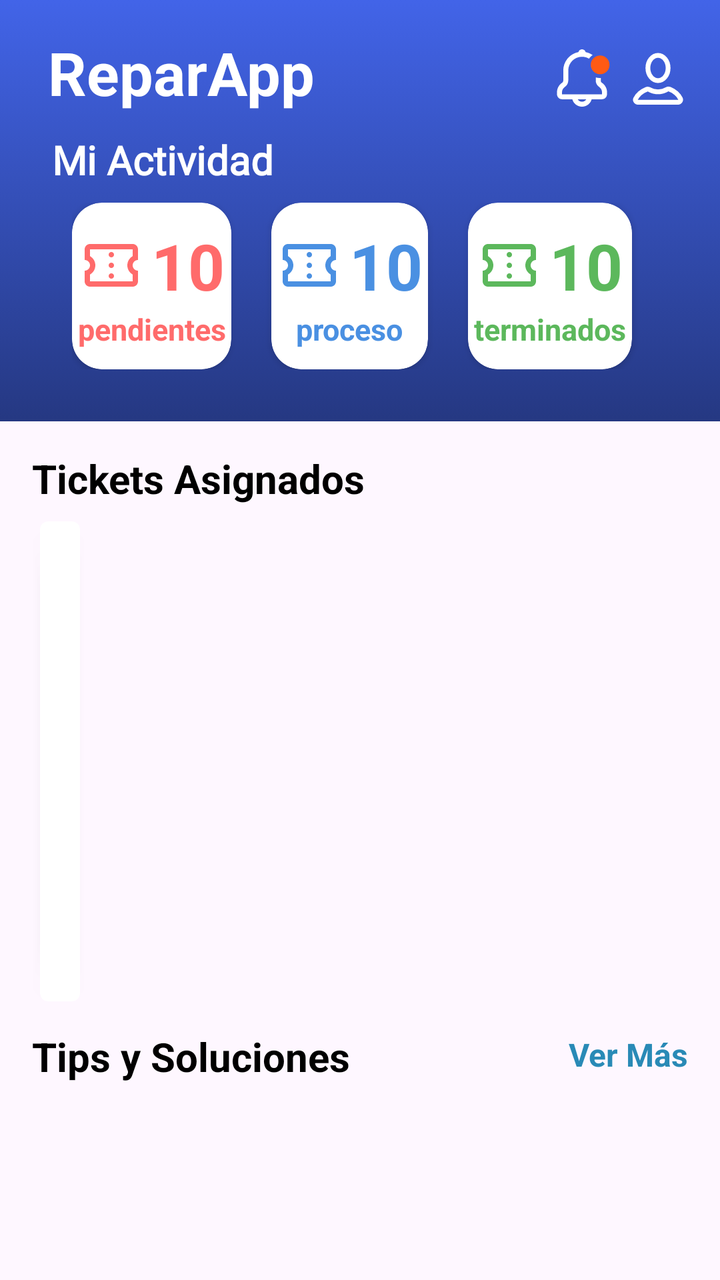
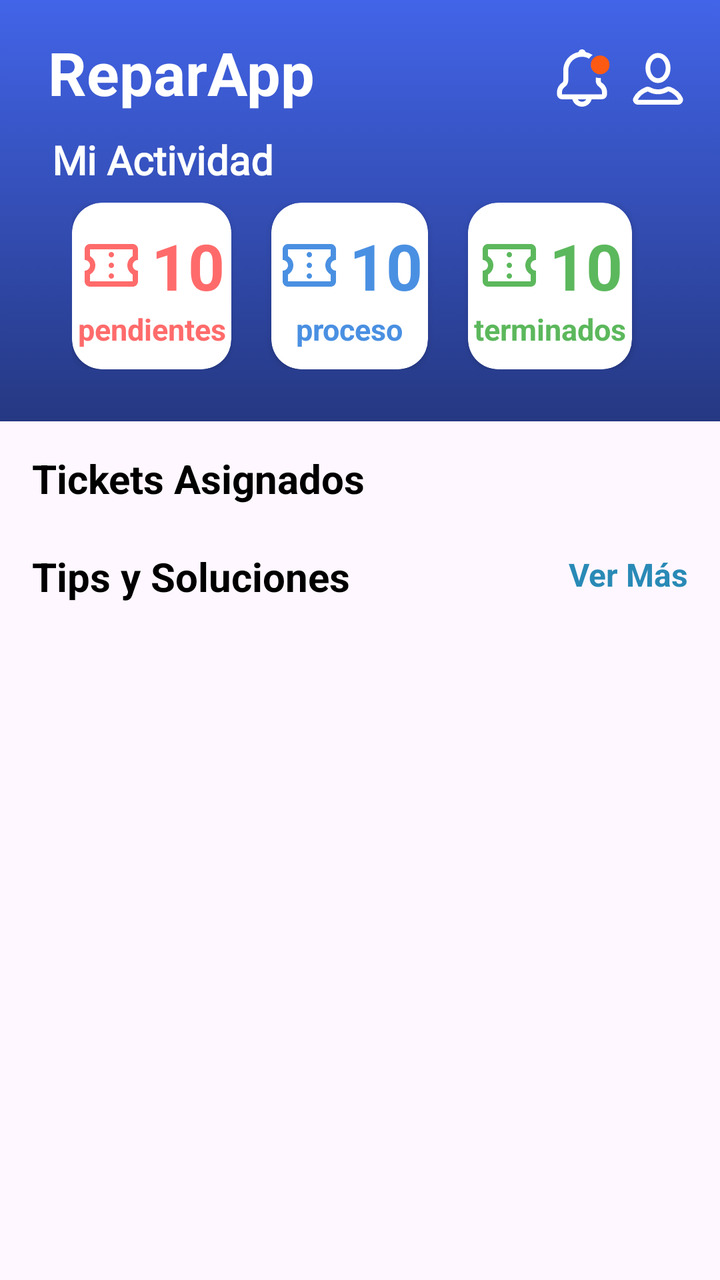

Before-and-after screenshots of an Android layout around one commit, followed by the original layout XML and the change that was made.
<!-- AndroidManifest.xml: application theme Theme.ReparApp -->
<!-- res/layout/fragment_home_technical.xml -->
<?xml version="1.0" encoding="utf-8"?>
<ScrollView xmlns:android="http://schemas.android.com/apk/res/android"
    xmlns:app="http://schemas.android.com/apk/res-auto"
    xmlns:tools="http://schemas.android.com/tools"
    android:layout_width="match_parent"
    android:layout_height="match_parent">

    <LinearLayout
        android:layout_width="match_parent"
        android:layout_height="wrap_content"
        android:orientation="vertical">

        <LinearLayout
            android:layout_width="match_parent"
            android:layout_height="wrap_content"
            android:background="@drawable/bg_fondo"
            android:orientation="vertical"
            android:padding="16dp"
            >
            <androidx.constraintlayout.widget.ConstraintLayout
                android:id="@+id/headerLayout"
                android:layout_width="match_parent"
                android:layout_height="wrap_content"
                android:gravity="center_vertical"
                android:orientation="horizontal"
                >

                <TextView
                    android:id="@+id/tv_titulo_home"
                    android:layout_width="wrap_content"
                    android:layout_height="wrap_content"
                    android:layout_marginStart="8dp"
                    android:text="@string/home"
                    android:textColor="@android:color/white"
                    android:textSize="30sp"
                    android:textStyle="bold"
                    app:layout_constraintStart_toStartOf="parent"
                    app:layout_constraintTop_toTopOf="parent" />

                <ImageView
                    android:id="@+id/img_usuario_notificacion"
                    android:layout_width="30dp"
                    android:layout_height="30dp"
                    android:layout_marginTop="8dp"
                    android:layout_marginEnd="8dp"
                    android:src="@drawable/icon_noti_act"
                    app:layout_constraintEnd_toStartOf="@id/img_usuario_perfil"
                    app:layout_constraintTop_toTopOf="parent" />

                <ImageView
                    android:id="@+id/img_usuario_perfil"
                    android:layout_width="30dp"
                    android:layout_height="30dp"
                    android:layout_marginTop="8dp"
                    android:src="@drawable/icon_profile_pru"
                    app:layout_constraintEnd_toEndOf="parent"
                    app:layout_constraintTop_toTopOf="parent" />

            </androidx.constraintlayout.widget.ConstraintLayout>

            <TextView
                android:layout_width="wrap_content"
                android:layout_height="wrap_content"
                android:fontFamily="@font/roboto_bold"
                android:layout_marginStart="10dp"
                android:text="Mi Actividad"
                android:textColor="@color/white"
                android:layout_marginTop="10dp"
                android:textSize="20sp"
                android:textStyle="bold" />

            <LinearLayout
                android:layout_width="match_parent"
                android:layout_height="wrap_content"
                android:layout_marginTop="8dp"
                android:layout_marginBottom="10dp"
                android:orientation="horizontal"
                android:paddingHorizontal="20dp">

                <androidx.cardview.widget.CardView
                    android:id="@+id/card_tickets_pendientes"
                    android:layout_width="wrap_content"
                    android:layout_height="wrap_content"
                    android:layout_marginEnd="20dp"
                    android:layout_weight="1"
                    app:cardBackgroundColor="@color/white"
                    app:cardCornerRadius="15dp"
                    app:cardElevation="2dp"
                    app:strokeColor="@color/black"
                    app:strokeWidth="2dp">

                    <androidx.constraintlayout.widget.ConstraintLayout
                        android:layout_width="match_parent"
                        android:layout_height="match_parent"
                        android:gravity="center"
                        android:orientation="horizontal"
                        android:paddingVertical="10dp">

                        <LinearLayout
                            android:id="@+id/cantidad_pendiente"
                            android:layout_width="wrap_content"
                            android:layout_height="wrap_content"
                            android:gravity="center_horizontal"
                            android:orientation="horizontal"
                            app:layout_constraintEnd_toEndOf="parent"
                            app:layout_constraintStart_toStartOf="parent"
                            app:layout_constraintTop_toTopOf="parent">

                            <ImageView
                                android:id="@+id/img_ticket_pendientes"
                                android:layout_width="32dp"
                                android:layout_height="32dp"
                                android:layout_gravity="center"
                                android:contentDescription="Ticket Icon"
                                android:src="@drawable/ic_ticket_while"
                                app:tint="#FF6B6B" />

                            <TextView
                                android:id="@+id/tv_tickets_pendientes"
                                android:layout_width="wrap_content"
                                android:layout_height="wrap_content"
                                android:layout_marginStart="4dp"
                                android:text="10"
                                android:textColor="#FF6B6B"
                                android:textSize="32sp"
                                android:textStyle="bold"
                                app:layout_constraintStart_toEndOf="@id/img_ticket_pendientes"
                                app:layout_constraintTop_toTopOf="parent" />

                        </LinearLayout>

                        <TextView
                            android:layout_width="wrap_content"
                            android:layout_height="wrap_content"
                            android:text="@string/pendientes"
                            android:textColor="#FF6B6B"
                            android:textSize="15sp"
                            android:textStyle="bold"
                            app:layout_constraintEnd_toEndOf="parent"
                            app:layout_constraintStart_toStartOf="parent"
                            app:layout_constraintTop_toBottomOf="@id/cantidad_pendiente" />
                    </androidx.constraintlayout.widget.ConstraintLayout>
                </androidx.cardview.widget.CardView>

                <androidx.cardview.widget.CardView
                    android:id="@+id/card_tickets_asignados"
                    android:layout_width="wrap_content"
                    android:layout_height="wrap_content"
                    android:layout_marginEnd="20dp"
                    android:layout_weight="1"
                    app:cardBackgroundColor="@color/white"
                    app:cardCornerRadius="15dp"
                    app:cardElevation="2dp">

                    <androidx.constraintlayout.widget.ConstraintLayout
                        android:layout_width="match_parent"
                        android:layout_height="match_parent"
                        android:gravity="center"
                        android:orientation="horizontal"
                        android:paddingVertical="10dp">

                        <LinearLayout
                            android:id="@+id/cantidad_asignado"
                            android:layout_width="wrap_content"
                            android:layout_height="wrap_content"
                            android:gravity="center_horizontal"
                            android:orientation="horizontal"
                            app:layout_constraintEnd_toEndOf="parent"
                            app:layout_constraintStart_toStartOf="parent"
                            app:layout_constraintTop_toTopOf="parent">

                            <ImageView
                                android:layout_width="32dp"
                                android:layout_height="32dp"
                                android:layout_gravity="center"
                                android:contentDescription="Ticket Icon"
                                android:src="@drawable/ic_ticket_while"
                                app:tint="#4A90E2" />

                            <TextView
                                android:id="@+id/tv_tickets_asignados"
                                android:layout_width="wrap_content"
                                android:layout_height="wrap_content"
                                android:layout_marginStart="4dp"
                                android:text="10"
                                android:textColor="#4A90E2"
                                android:textSize="32sp"
                                android:textStyle="bold" />

                        </LinearLayout>

                        <TextView
                            android:layout_width="wrap_content"
                            android:layout_height="wrap_content"
                            android:text="proceso"
                            android:textColor="#4A90E2"
                            android:textSize="15sp"
                            android:textStyle="bold"
                            app:layout_constraintEnd_toEndOf="parent"
                            app:layout_constraintStart_toStartOf="parent"
                            app:layout_constraintTop_toBottomOf="@id/cantidad_asignado" />
                    </androidx.constraintlayout.widget.ConstraintLayout>
                </androidx.cardview.widget.CardView>

                <androidx.cardview.widget.CardView
                    android:id="@+id/card_tickets_terminados"
                    android:layout_width="wrap_content"
                    android:layout_height="wrap_content"
                    android:layout_marginEnd="8dp"
                    android:layout_weight="1"
                    app:cardBackgroundColor="@color/white"
                    app:cardCornerRadius="15dp"
                    app:cardElevation="2dp">

                    <androidx.constraintlayout.widget.ConstraintLayout
                        android:layout_width="match_parent"
                        android:layout_height="match_parent"
                        android:gravity="center"
                        android:orientation="horizontal"
                        android:paddingVertical="10dp">

                        <LinearLayout
                            android:id="@+id/cantidad_pentdiente"
                            android:layout_width="wrap_content"
                            android:layout_height="wrap_content"
                            android:gravity="center_horizontal"
                            android:orientation="horizontal"
                            app:layout_constraintEnd_toEndOf="parent"
                            app:layout_constraintStart_toStartOf="parent"
                            app:layout_constraintTop_toTopOf="parent">

                            <ImageView
                                android:id="@+id/img_ticket_terminados"
                                android:layout_width="32dp"
                                android:layout_height="32dp"
                                android:layout_gravity="center"
                                android:contentDescription="Ticket Icon"
                                android:src="@drawable/ic_ticket_while"
                                app:tint="#5CB85C" />

                            <TextView
                                android:id="@+id/tv_tickets_terminados"
                                android:layout_width="wrap_content"
                                android:layout_height="wrap_content"
                                android:layout_marginStart="4dp"
                                android:text="10"
                                android:textColor="#5CB85C"
                                android:textSize="32sp"
                                android:textStyle="bold"
                                app:layout_constraintStart_toEndOf="@id/img_ticket_pendientes"
                                app:layout_constraintTop_toTopOf="parent" />

                        </LinearLayout>

                        <TextView
                            android:layout_width="wrap_content"
                            android:layout_height="wrap_content"
                            android:text="terminados"
                            android:textColor="#5CB85C"
                            android:textSize="15sp"
                            android:textStyle="bold"
                            app:layout_constraintEnd_toEndOf="parent"
                            app:layout_constraintStart_toStartOf="parent"
                            app:layout_constraintTop_toBottomOf="@id/cantidad_pentdiente" />
                    </androidx.constraintlayout.widget.ConstraintLayout>
                </androidx.cardview.widget.CardView>

            </LinearLayout>
        </LinearLayout>

        <LinearLayout
            android:layout_width="match_parent"
            android:layout_height="wrap_content"
            android:layout_marginHorizontal="16dp"
            android:orientation="vertical">

            <androidx.constraintlayout.widget.ConstraintLayout
                android:layout_width="match_parent"
                android:layout_height="wrap_content"
                android:layout_marginTop="15dp">

                <TextView
                    android:id="@+id/tv_titulo_mis_tickets"
                    android:layout_width="wrap_content"
                    android:layout_height="wrap_content"
                    android:text="Tickets Asignados"
                    android:textColor="@color/black"
                    android:textSize="20sp"
                    android:textStyle="bold"
                    app:layout_constraintBottom_toBottomOf="parent"
                    app:layout_constraintStart_toStartOf="parent"
                    app:layout_constraintTop_toTopOf="parent" />












            </androidx.constraintlayout.widget.ConstraintLayout>

            <androidx.cardview.widget.CardView
                android:layout_width="wrap_content"
                android:layout_height="wrap_content"
                android:layout_marginHorizontal="4dp"
                android:layout_marginTop="8dp"
                app:cardCornerRadius="4dp">

                <TextView
                    android:id="@+id/tv_no_tickets"
                    android:layout_width="match_parent"
                    android:layout_height="wrap_content"
                    android:text="No hay tickets registrados"
                    android:gravity="center"
                    android:textSize="16sp"
                    android:textColor="@color/black"
                    android:visibility="gone"
                    android:layout_marginTop="10dp"
                    />

                <androidx.recyclerview.widget.RecyclerView
                    android:id="@+id/rv_historial_tickets"
                    android:layout_width="match_parent"
                    android:layout_height="240dp"
                    android:paddingHorizontal="10dp"
                    tools:layoutManager="LinearLayoutManager"
                    tools:listitem="@layout/item_ticket_prueba"
                    tools:orientation="vertical" />
            </androidx.cardview.widget.CardView>

            <androidx.constraintlayout.widget.ConstraintLayout
                android:layout_width="match_parent"
                android:layout_height="wrap_content"
                android:layout_marginTop="14dp">

                <TextView
                    android:id="@+id/tv_tips_soluciones"
                    android:layout_width="wrap_content"
                    android:layout_height="wrap_content"
                    android:text="Tips y Soluciones"
                    android:textColor="@color/black"
                    android:textSize="20sp"
                    android:textStyle="bold"
                    app:layout_constraintBottom_toBottomOf="parent"
                    app:layout_constraintStart_toStartOf="parent"
                    app:layout_constraintTop_toTopOf="parent" />

                <TextView
                    android:id="@+id/tv_ver_mas"
                    android:layout_width="wrap_content"
                    android:layout_height="24dp"
                    android:text="Ver Más"
                    android:textColor="#298AB6"
                    android:textSize="16dp"
                    android:textStyle="bold"
                    app:layout_constraintBottom_toBottomOf="@id/tv_tips_soluciones"
                    app:layout_constraintEnd_toEndOf="parent"
                    app:layout_constraintTop_toTopOf="parent" />
            </androidx.constraintlayout.widget.ConstraintLayout>


            <androidx.recyclerview.widget.RecyclerView
                android:id="@+id/rv_base_conocimientos"
                android:layout_width="match_parent"
                android:layout_height="wrap_content"
                android:layout_marginTop="10dp"
                android:scrollbars="none"
                tools:layoutManager="LinearLayoutManager"
                tools:listitem="@layout/item_know_prueba"
                tools:orientation="horizontal" />


        </LinearLayout>
    </LinearLayout>
</ScrollView>
<!-- res/layout/item_ticket_prueba.xml (included above) -->
<?xml version="1.0" encoding="utf-8"?>
<androidx.constraintlayout.widget.ConstraintLayout xmlns:android="http://schemas.android.com/apk/res/android"
    xmlns:app="http://schemas.android.com/apk/res-auto"
    android:layout_width="match_parent"
    android:layout_height="80dp">

    <LinearLayout
        android:layout_width="match_parent"
        android:layout_height="match_parent"
        android:gravity="center_vertical"
        android:orientation="vertical"
        app:layout_constraintTop_toTopOf="parent">

        <TextView
            android:id="@+id/tv_nombre_ticket"
            android:layout_width="wrap_content"
            android:layout_height="wrap_content"
            android:layout_gravity="center_vertical"
            android:text="TIC-003943"
            android:textSize="18dp"
            android:textStyle="bold" />

        <TextView
            android:id="@+id/etFecha"
            android:layout_width="wrap_content"
            android:layout_height="wrap_content"
            android:layout_gravity="center_vertical"
            android:layout_marginTop="4dp"
            android:text="04 Abr. 2025 - 11:31 pm"
            android:textColor="#C9C9C9"
            android:textSize="16dp"
            android:textStyle="bold" />

    </LinearLayout>

    <View
        android:id="@+id/v_linea"
        android:layout_width="match_parent"
        android:layout_height="1dp"
        android:layout_marginBottom="4dp"
        android:background="#E4E4E4"
        app:layout_constraintStart_toStartOf="parent"
        app:layout_constraintBottom_toBottomOf="parent" />


</androidx.constraintlayout.widget.ConstraintLayout>
<!-- res/layout/item_know_prueba.xml (included above) -->
<?xml version="1.0" encoding="utf-8"?>
<androidx.cardview.widget.CardView android:layout_width="match_parent"
    android:layout_height="wrap_content"
    xmlns:app="http://schemas.android.com/apk/res-auto"
    app:cardCornerRadius="4dp"
    android:layout_margin="4dp"
    xmlns:android="http://schemas.android.com/apk/res/android">
        <LinearLayout
            android:layout_width="match_parent"
            android:layout_height="110dp"
            android:gravity="start|center"
            android:orientation="vertical"
            android:paddingHorizontal="10dp"
            >

            <TextView
                android:id="@+id/tv_nombre_problema"
                android:layout_width="wrap_content"
                android:layout_height="wrap_content"
                android:gravity="start|center"
                android:text="Pantalla rota de iphone 15"
                android:textSize="18dp"
                android:textAppearance="?attr/textAppearanceHeadline6" />

            <TextView
                android:id="@+id/tv_descripcion_solucion"
                android:layout_width="wrap_content"
                android:layout_height="wrap_content"
                android:layout_marginTop="10dp"
                android:textSize="16dp"
                android:maxLines="2"
                android:ellipsize="end"
                android:textColor="#505050"
                android:text="Para el cambio de pantalla de este modelo, debemos consultar con la guía específica ..."
                android:textAppearance="?attr/textAppearanceBody1" />

        </LinearLayout>
    </androidx.cardview.widget.CardView>
<!-- resources referenced by this layout -->
<resources>
  <color name="black">#FF000000</color>
  <color name="white">#FFFFFFFF</color>
  <!-- drawable bg_fondo (drawable) -->
  <?xml version="1.0" encoding="utf-8"?>
  <selector xmlns:android="http://schemas.android.com/apk/res/android">
      <item>
          <shape android:shape="rectangle">
              <gradient
                  android:type="linear"
                  android:angle="270"
                  android:startColor="#4264E8"
                  android:endColor="#253882" />
          </shape>
      </item>
  </selector>
  <!-- drawable ic_ticket_while (drawable) -->
  <vector xmlns:android="http://schemas.android.com/apk/res/android"
      android:width="24dp"
      android:height="24dp"
      android:viewportWidth="24"
      android:viewportHeight="24">
    <path
        android:pathData="M12,17C12.283,17 12.521,16.904 12.712,16.712C12.904,16.521 13,16.283 13,16C13,15.717 12.904,15.479 12.712,15.288C12.521,15.096 12.283,15 12,15C11.717,15 11.479,15.096 11.288,15.288C11.096,15.479 11,15.717 11,16C11,16.283 11.096,16.521 11.288,16.712C11.479,16.904 11.717,17 12,17ZM12,13C12.283,13 12.521,12.904 12.712,12.712C12.904,12.521 13,12.283 13,12C13,11.717 12.904,11.479 12.712,11.288C12.521,11.096 12.283,11 12,11C11.717,11 11.479,11.096 11.288,11.288C11.096,11.479 11,11.717 11,12C11,12.283 11.096,12.521 11.288,12.712C11.479,12.904 11.717,13 12,13ZM12,9C12.283,9 12.521,8.904 12.712,8.712C12.904,8.521 13,8.283 13,8C13,7.717 12.904,7.479 12.712,7.287C12.521,7.096 12.283,7 12,7C11.717,7 11.479,7.096 11.288,7.287C11.096,7.479 11,7.717 11,8C11,8.283 11.096,8.521 11.288,8.712C11.479,8.904 11.717,9 12,9ZM20,20H4C3.45,20 2.979,19.804 2.588,19.413C2.196,19.021 2,18.55 2,18V14C2.55,14 3.021,13.804 3.412,13.413C3.804,13.021 4,12.55 4,12C4,11.45 3.804,10.979 3.412,10.587C3.021,10.196 2.55,10 2,10V6C2,5.45 2.196,4.979 2.588,4.588C2.979,4.196 3.45,4 4,4H20C20.55,4 21.021,4.196 21.413,4.588C21.804,4.979 22,5.45 22,6V10C21.45,10 20.979,10.196 20.587,10.587C20.196,10.979 20,11.45 20,12C20,12.55 20.196,13.021 20.587,13.413C20.979,13.804 21.45,14 22,14V18C22,18.55 21.804,19.021 21.413,19.413C21.021,19.804 20.55,20 20,20ZM20,18V15.45C19.383,15.083 18.896,14.596 18.538,13.988C18.179,13.379 18,12.717 18,12C18,11.283 18.179,10.621 18.538,10.012C18.896,9.404 19.383,8.917 20,8.55V6H4V8.55C4.617,8.917 5.104,9.404 5.463,10.012C5.821,10.621 6,11.283 6,12C6,12.717 5.821,13.379 5.463,13.988C5.104,14.596 4.617,15.083 4,15.45V18H20Z"
        android:fillColor="#E3E3E3"/>
  </vector>
  <!-- drawable icon_profile_pru (drawable) -->
  <vector xmlns:android="http://schemas.android.com/apk/res/android"
      android:width="50dp"
      android:height="50dp"
      android:viewportWidth="50"
      android:viewportHeight="50">
    <path
        android:pathData="M25,6.167C29.323,6.167 33.416,10.511 33.416,16.667C33.416,22.822 29.323,27.166 25,27.167C20.678,27.167 16.583,22.823 16.583,16.667C16.583,10.511 20.678,6.167 25,6.167Z"
        android:strokeWidth="4"
        android:fillColor="#00000000"
        android:strokeColor="#ffffff"/>
    <path
        android:pathData="M32.695,34.381C33.067,34.158 33.845,34.058 34.723,34.336C38.902,36.061 42.012,38.869 43.628,42.101C44.321,43.487 43.327,45.249 41.458,45.249H8.542C7.655,45.249 6.904,44.805 6.484,44.204C6.081,43.626 6.015,42.975 6.345,42.364L6.358,42.337L6.372,42.31C7.996,39.062 11.13,36.239 15.341,34.516L15.41,34.488L15.477,34.454C15.997,34.194 16.761,34.22 17.482,34.483C19.801,35.839 22.187,36.541 25,36.541C27.884,36.541 30.321,35.805 32.695,34.381Z"
        android:strokeWidth="4"
        android:fillColor="#00000000"
        android:strokeColor="#ffffff"/>
  </vector>
  <string name="home">ReparApp</string>
  <string name="pendientes">pendientes</string>
  <style name="Theme.ReparApp" parent="Base.Theme.ReparApp" />
  <style name="Base.Theme.ReparApp" parent="Theme.Material3.DayNight.NoActionBar">
          
          
      </style>
  <!-- unchanged entries left out for length: 1 -->
</resources>

<!-- the commit's change to res/layout/fragment_home_technical.xml (unified diff, before → after) -->
@@ -326,11 +326,11 @@
                 <androidx.recyclerview.widget.RecyclerView
                     android:id="@+id/rv_historial_tickets"
                     android:layout_width="match_parent"
-                    android:layout_height="240dp"
+                    android:layout_height="wrap_content"
                     android:paddingHorizontal="10dp"
                     tools:layoutManager="LinearLayoutManager"
-                    tools:listitem="@layout/item_ticket_prueba"
-                    tools:orientation="vertical" />
+                    tools:listitem="@layout/item_ticket_card"
+                    tools:orientation="horizontal" />
             </androidx.cardview.widget.CardView>
 
             <androidx.constraintlayout.widget.ConstraintLayout
@@ -378,53 +378,48 @@
         </LinearLayout>
     </LinearLayout>
 </ScrollView>
-<!-- res/layout/item_ticket_prueba.xml (included above) -->
+<!-- res/layout/item_ticket_card.xml (included above) -->
 <?xml version="1.0" encoding="utf-8"?>
-<androidx.constraintlayout.widget.ConstraintLayout xmlns:android="http://schemas.android.com/apk/res/android"
+<androidx.cardview.widget.CardView xmlns:android="http://schemas.android.com/apk/res/android"
     xmlns:app="http://schemas.android.com/apk/res-auto"
-    android:layout_width="match_parent"
-    android:layout_height="80dp">
-
-    <LinearLayout
-        android:layout_width="match_parent"
-        android:layout_height="match_parent"
-        android:gravity="center_vertical"
-        android:orientation="vertical"
-        app:layout_constraintTop_toTopOf="parent">
-
-        <TextView
-            android:id="@+id/tv_nombre_ticket"
-            android:layout_width="wrap_content"
-            android:layout_height="wrap_content"
-            android:layout_gravity="center_vertical"
-            android:text="TIC-003943"
-            android:textSize="18dp"
-            android:textStyle="bold" />
-
-        <TextView
-            android:id="@+id/etFecha"
-            android:layout_width="wrap_content"
-            android:layout_height="wrap_content"
-            android:layout_gravity="center_vertical"
-            android:layout_marginTop="4dp"
-            android:text="04 Abr. 2025 - 11:31 pm"
-            android:textColor="#C9C9C9"
-            android:textSize="16dp"
-            android:textStyle="bold" />
-
-    </LinearLayout>
-
-    <View
-        android:id="@+id/v_linea"
-        android:layout_width="match_parent"
-        android:layout_height="1dp"
-        android:layout_marginBottom="4dp"
-        android:background="#E4E4E4"
-        app:layout_constraintStart_toStartOf="parent"
-        app:layout_constraintBottom_toBottomOf="parent" />
-
-
-</androidx.constraintlayout.widget.ConstraintLayout>
+    android:layout_width="120dp"
+    android:layout_height="120dp"
+    android:layout_marginEnd="12dp"
+    app:cardCornerRadius="8dp"
+    app:cardElevation="2dp"
+    app:cardBackgroundColor="@color/white">
+        <LinearLayout
+            android:layout_width="match_parent"
+            android:layout_height="match_parent"
+            android:orientation="vertical"
+            android:gravity="center"
+            android:padding="8dp">
+
+            <ImageView
+                android:layout_width="48dp"
+                android:layout_height="48dp"
+                android:src="@drawable/ic_ticket_black"
+                android:contentDescription="@string/ticket_icon" />
+
+            <TextView
+                android:id="@+id/tv_nombre_ticket"
+                android:layout_width="wrap_content"
+                android:layout_height="wrap_content"
+                android:text="Ticket"
+                android:textColor="@android:color/black"
+                android:textSize="16sp"
+                android:textStyle="bold"
+                android:layout_marginTop="8dp" />
+
+            <TextView
+                android:id="@+id/tv_codigo_ticket"
+                android:layout_width="wrap_content"
+                android:layout_height="wrap_content"
+                android:text="COD7eddasd"
+                android:textColor="@android:color/darker_gray"
+                android:textSize="12sp"/>
+        </LinearLayout>
+</androidx.cardview.widget.CardView>
 <!-- res/layout/item_know_prueba.xml (included above) -->
 <?xml version="1.0" encoding="utf-8"?>
 <androidx.cardview.widget.CardView android:layout_width="match_parent"
<!-- resource entries referenced after the edit -->
@@ -15,6 +15,7 @@
           </shape>
       </item>
   </selector>
+  <!-- drawable ic_ticket_black: vector/xml drawable (drawable, 2171 chars, omitted) -->
   <!-- drawable ic_ticket_while (drawable) -->
   <vector xmlns:android="http://schemas.android.com/apk/res/android"
       android:width="24dp"
@@ -44,6 +45,7 @@
   </vector>
   <string name="home">ReparApp</string>
   <string name="pendientes">pendientes</string>
+  <string name="ticket_icon">Ticket Icon</string>
   <style name="Theme.ReparApp" parent="Base.Theme.ReparApp" />
   <style name="Base.Theme.ReparApp" parent="Theme.Material3.DayNight.NoActionBar">
           
